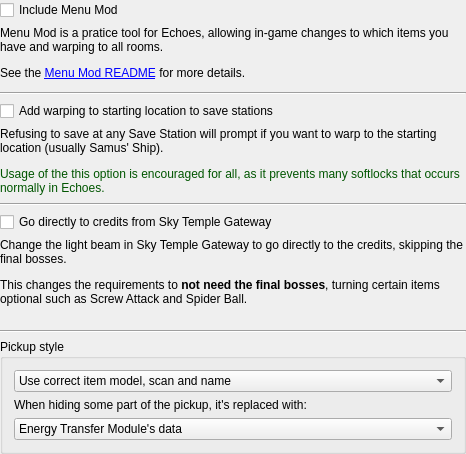
The window that randovania/gui/ui_files/preset_echoes_patches.ui (randovania/randovania) describes before a commit, drawn with Qt 5.
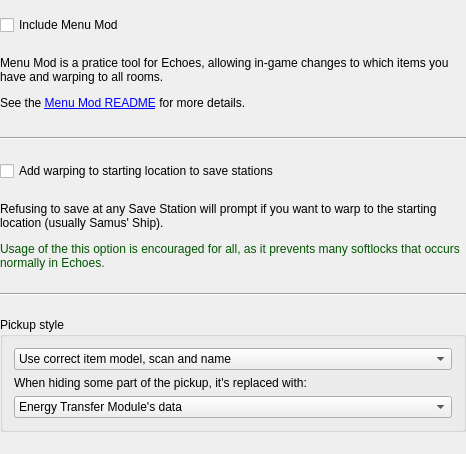
The same window after the commit.

What changed in the file:
```diff
--- a/randovania/gui/ui_files/preset_echoes_patches.ui
+++ b/randovania/gui/ui_files/preset_echoes_patches.ui
@@ -110,36 +110,6 @@
       </property>
      </widget>
     </item>
-    <item>
-     <widget class="Line" name="line_2">
-      <property name="orientation">
-       <enum>Qt::Horizontal</enum>
-      </property>
-     </widget>
-    </item>
-    <item>
-     <widget class="QCheckBox" name="skip_final_bosses_check">
-      <property name="text">
-       <string>Go directly to credits from Sky Temple Gateway</string>
-      </property>
-     </widget>
-    </item>
-    <item>
-     <widget class="QLabel" name="skip_final_bosses_label">
-      <property name="mouseTracking">
-       <bool>true</bool>
-      </property>
-      <property name="text">
-       <string>&lt;html&gt;&lt;head/&gt;&lt;body&gt;&lt;p&gt;Change the light beam in Sky Temple Gateway to go directly to the credits, skipping the final bosses.&lt;/p&gt;&lt;p&gt;This changes the requirements to &lt;span style=&quot; font-weight:600;&quot;&gt;not need the final bosses&lt;/span&gt;, turning certain items optional such as Screw Attack and Spider Ball.&lt;/p&gt;&lt;/body&gt;&lt;/html&gt;</string>
-      </property>
-      <property name="alignment">
-       <set>Qt::AlignLeading|Qt::AlignLeft|Qt::AlignTop</set>
-      </property>
-      <property name="wordWrap">
-       <bool>true</bool>
-      </property>
-     </widget>
-    </item>
     <item>
      <widget class="Line" name="line_3">
       <property name="orientation">
```
